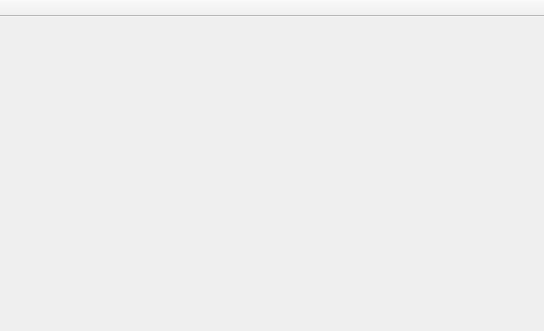
Above: ui/ui_main.ui from CNPolaris/usv_station before the change. Below: the same form after it.
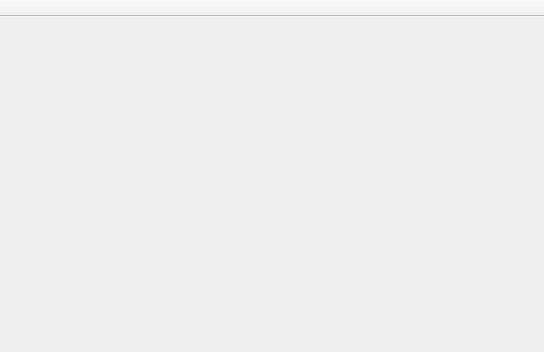
That is the form after the change.

What changed in the file:
```diff
--- a/ui/ui_main.ui
+++ b/ui/ui_main.ui
@@ -7,7 +7,7 @@
     <x>0</x>
     <y>0</y>
     <width>544</width>
-    <height>331</height>
+    <height>352</height>
    </rect>
   </property>
   <property name="minimumSize">
@@ -23,9 +23,12 @@
    <layout class="QVBoxLayout" name="verticalLayout">
     <item>
      <widget class="QWidget" name="MainWidget" native="true">
+      <property name="enabled">
+       <bool>true</bool>
+      </property>
       <property name="minimumSize">
        <size>
-        <width>524</width>
+        <width>529</width>
         <height>293</height>
        </size>
       </property>
```
